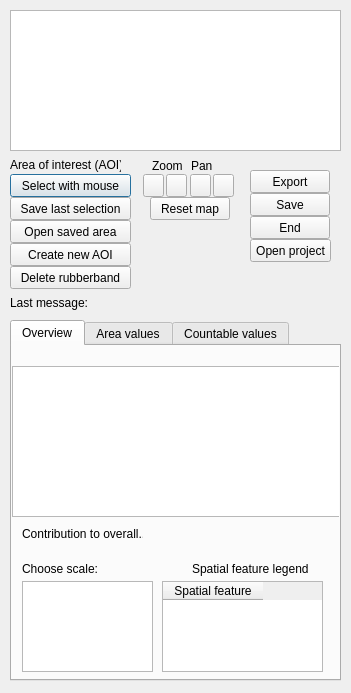
csiro-chris-m/marine_values, file marine_values_dialog_base.ui: the form before one commit.
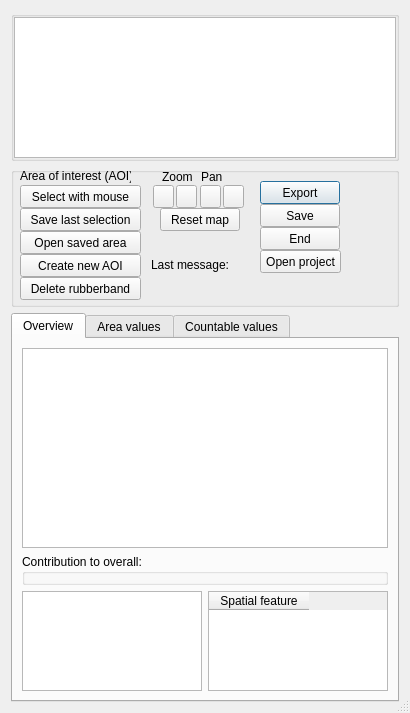
The form after the commit. Custom widgets are drawn as their Qt base class.

Commit message: Plugin window sizing auto resizes elements. Moved db to project dir

Patch:
```diff
--- a/marine_values_dialog_base.ui
+++ b/marine_values_dialog_base.ui
@@ -6,8 +6,8 @@
    <rect>
     <x>0</x>
     <y>0</y>
-    <width>351</width>
-    <height>693</height>
+    <width>410</width>
+    <height>713</height>
    </rect>
   </property>
   <property name="windowTitle">
@@ -17,29 +17,43 @@
    <bool>false</bool>
   </property>
   <property name="sizeGripEnabled">
+   <bool>true</bool>
+  </property>
+  <layout class="QGridLayout" name="gridLayout_4">
+   <item row="1" column="0">
+    <layout class="QGridLayout" name="gridLayout_2">
+     <item row="0" column="0">
+      <widget class="QGroupBox" name="groupBox">
+       <property name="minimumSize">
+        <size>
+         <width>0</width>
+         <height>140</height>
+        </size>
+       </property>
+       <property name="title">
+        <string/>
+       </property>
+       <property name="flat">
    <bool>false</bool>
   </property>
-  <widget class="QLabel" name="error">
+       <widget class="QPushButton" name="pushButtonExport">
    <property name="geometry">
     <rect>
-     <x>112</x>
-     <y>293</y>
-     <width>228</width>
-     <height>20</height>
-    </rect>
-   </property>
-   <property name="styleSheet">
-    <string notr="true"/>
-   </property>
+          <x>249</x>
+          <y>14</y>
+          <width>80</width>
+          <height>23</height>
+         </rect>
+        </property>
    <property name="text">
-    <string/>
+         <string>Export</string>
    </property>
   </widget>
   <widget class="QPushButton" name="endButton">
    <property name="geometry">
     <rect>
-     <x>250</x>
-     <y>216</y>
+          <x>249</x>
+          <y>60</y>
      <width>80</width>
      <height>23</height>
     </rect>
@@ -57,134 +71,24 @@
     <bool>false</bool>
    </property>
   </widget>
-  <widget class="QTableView" name="tableView">
+       <widget class="QPushButton" name="buttonOpenSaved">
    <property name="geometry">
     <rect>
-     <x>10</x>
-     <y>10</y>
-     <width>331</width>
-     <height>141</height>
-    </rect>
-   </property>
-   <property name="sizePolicy">
-    <sizepolicy hsizetype="Fixed" vsizetype="Fixed">
-     <horstretch>0</horstretch>
-     <verstretch>0</verstretch>
-    </sizepolicy>
-   </property>
-   <property name="autoScroll">
-    <bool>false</bool>
-   </property>
-   <property name="alternatingRowColors">
-    <bool>false</bool>
-   </property>
-   <property name="selectionMode">
-    <enum>QAbstractItemView::SingleSelection</enum>
-   </property>
-   <property name="selectionBehavior">
-    <enum>QAbstractItemView::SelectRows</enum>
-   </property>
-   <attribute name="horizontalHeaderDefaultSectionSize">
-    <number>100</number>
-   </attribute>
-   <attribute name="horizontalHeaderMinimumSectionSize">
-    <number>37</number>
-   </attribute>
-   <attribute name="horizontalHeaderShowSortIndicator" stdset="0">
-    <bool>false</bool>
-   </attribute>
-   <attribute name="verticalHeaderDefaultSectionSize">
-    <number>18</number>
-   </attribute>
-   <attribute name="verticalHeaderMinimumSectionSize">
-    <number>18</number>
-   </attribute>
-  </widget>
-  <widget class="QPushButton" name="saveProject">
-   <property name="geometry">
-    <rect>
-     <x>250</x>
-     <y>193</y>
-     <width>80</width>
-     <height>23</height>
-    </rect>
-   </property>
-   <property name="toolTip">
-    <string>Save project</string>
-   </property>
-   <property name="text">
-    <string>Save</string>
-   </property>
-   <property name="autoDefault">
-    <bool>false</bool>
-   </property>
-  </widget>
-  <widget class="QLabel" name="label">
-   <property name="geometry">
-    <rect>
-     <x>10</x>
-     <y>295</y>
-     <width>101</width>
-     <height>16</height>
-    </rect>
-   </property>
-   <property name="text">
-    <string>Last message:</string>
-   </property>
-  </widget>
-  <widget class="QPushButton" name="rubberband">
-   <property name="geometry">
-    <rect>
-     <x>10</x>
-     <y>174</y>
+          <x>9</x>
+          <y>64</y>
      <width>121</width>
      <height>23</height>
     </rect>
    </property>
-   <property name="toolTip">
-    <string>Select region of interest. Left click for new point. Right click to end.</string>
-   </property>
    <property name="text">
-    <string>Select with mouse</string>
-   </property>
-  </widget>
-  <widget class="QPushButton" name="pushButtonPan">
-   <property name="geometry">
-    <rect>
-     <x>190</x>
-     <y>174</y>
-     <width>21</width>
-     <height>23</height>
-    </rect>
-   </property>
-   <property name="toolTip">
-    <string>Pan</string>
-   </property>
-   <property name="text">
-    <string/>
-   </property>
-  </widget>
-  <widget class="QPushButton" name="pushButtonZoomPlus">
-   <property name="geometry">
-    <rect>
-     <x>143</x>
-     <y>174</y>
-     <width>21</width>
-     <height>23</height>
-    </rect>
-   </property>
-   <property name="toolTip">
-    <string>Zoom in</string>
-   </property>
-   <property name="text">
-    <string/>
+         <string>Open saved area</string>
    </property>
   </widget>
   <widget class="QPushButton" name="pushButtonZoomMinus">
    <property name="geometry">
     <rect>
-     <x>166</x>
-     <y>174</y>
+          <x>165</x>
+          <y>18</y>
      <width>21</width>
      <height>23</height>
     </rect>
@@ -196,50 +100,11 @@
     <string/>
    </property>
   </widget>
-  <widget class="QPushButton" name="pushButtonExport">
-   <property name="geometry">
-    <rect>
-     <x>250</x>
-     <y>170</y>
-     <width>80</width>
-     <height>23</height>
-    </rect>
-   </property>
-   <property name="text">
-    <string>Export</string>
-   </property>
-  </widget>
-  <widget class="QPushButton" name="pushButtonOrigExtent">
-   <property name="geometry">
-    <rect>
-     <x>150</x>
-     <y>197</y>
-     <width>80</width>
-     <height>23</height>
-    </rect>
-   </property>
-   <property name="text">
-    <string>Reset map</string>
-   </property>
-  </widget>
-  <widget class="QLabel" name="label_4">
-   <property name="geometry">
-    <rect>
-     <x>191</x>
-     <y>158</y>
-     <width>21</width>
-     <height>16</height>
-    </rect>
-   </property>
-   <property name="text">
-    <string>Pan</string>
-   </property>
-  </widget>
   <widget class="QLabel" name="label_5">
    <property name="geometry">
     <rect>
-     <x>152</x>
-     <y>158</y>
+          <x>151</x>
+          <y>2</y>
      <width>31</width>
      <height>16</height>
     </rect>
@@ -248,27 +113,11 @@
     <string>Zoom</string>
    </property>
   </widget>
-  <widget class="QPushButton" name="pushButtonSaveSel">
-   <property name="geometry">
-    <rect>
-     <x>10</x>
-     <y>197</y>
-     <width>121</width>
-     <height>23</height>
-    </rect>
-   </property>
-   <property name="toolTip">
-    <string>Save last created area of interest to database.</string>
-   </property>
-   <property name="text">
-    <string>Save last selection</string>
-   </property>
-  </widget>
   <widget class="QLabel" name="label_6">
    <property name="geometry">
     <rect>
-     <x>10</x>
-     <y>157</y>
+          <x>9</x>
+          <y>1</y>
      <width>111</width>
      <height>16</height>
     </rect>
@@ -277,37 +126,24 @@
     <string>Area of interest (AOI)</string>
    </property>
   </widget>
-  <widget class="QPushButton" name="buttonOpenSaved">
+       <widget class="QPushButton" name="pushButtonOrigExtent">
    <property name="geometry">
     <rect>
-     <x>10</x>
-     <y>220</y>
-     <width>121</width>
+          <x>149</x>
+          <y>41</y>
+          <width>80</width>
      <height>23</height>
     </rect>
    </property>
    <property name="text">
-    <string>Open saved area</string>
-   </property>
-  </widget>
-  <widget class="QPushButton" name="buttonCreateNewSOI">
-   <property name="geometry">
-    <rect>
-     <x>10</x>
-     <y>243</y>
-     <width>121</width>
-     <height>23</height>
-    </rect>
-   </property>
-   <property name="text">
-    <string>Create new AOI</string>
+         <string>Reset map</string>
    </property>
   </widget>
   <widget class="QPushButton" name="openProj">
    <property name="geometry">
     <rect>
-     <x>250</x>
-     <y>239</y>
+          <x>249</x>
+          <y>83</y>
      <width>81</width>
      <height>23</height>
     </rect>
@@ -316,11 +152,59 @@
     <string>Open project</string>
    </property>
   </widget>
+       <widget class="QPushButton" name="pushButtonZoomPlus">
+        <property name="geometry">
+         <rect>
+          <x>142</x>
+          <y>18</y>
+          <width>21</width>
+          <height>23</height>
+         </rect>
+        </property>
+        <property name="toolTip">
+         <string>Zoom in</string>
+        </property>
+        <property name="text">
+         <string/>
+        </property>
+       </widget>
+       <widget class="QPushButton" name="buttonCreateNewSOI">
+        <property name="geometry">
+         <rect>
+          <x>9</x>
+          <y>87</y>
+          <width>121</width>
+          <height>23</height>
+         </rect>
+        </property>
+        <property name="text">
+         <string>Create new AOI</string>
+        </property>
+       </widget>
+       <widget class="QPushButton" name="saveProject">
+        <property name="geometry">
+         <rect>
+          <x>249</x>
+          <y>37</y>
+          <width>80</width>
+          <height>23</height>
+         </rect>
+        </property>
+        <property name="toolTip">
+         <string>Save project</string>
+        </property>
+        <property name="text">
+         <string>Save</string>
+        </property>
+        <property name="autoDefault">
+         <bool>false</bool>
+        </property>
+       </widget>
   <widget class="QPushButton" name="delRubber">
    <property name="geometry">
     <rect>
-     <x>10</x>
-     <y>266</y>
+          <x>9</x>
+          <y>110</y>
      <width>121</width>
      <height>23</height>
     </rect>
@@ -329,11 +213,56 @@
     <string>Delete rubberband</string>
    </property>
   </widget>
+       <widget class="QLabel" name="label_4">
+        <property name="geometry">
+         <rect>
+          <x>190</x>
+          <y>2</y>
+          <width>21</width>
+          <height>16</height>
+         </rect>
+        </property>
+        <property name="text">
+         <string>Pan</string>
+        </property>
+       </widget>
+       <widget class="QPushButton" name="pushButtonSaveSel">
+        <property name="geometry">
+         <rect>
+          <x>9</x>
+          <y>41</y>
+          <width>121</width>
+          <height>23</height>
+         </rect>
+        </property>
+        <property name="toolTip">
+         <string>Save last created area of interest to database.</string>
+        </property>
+        <property name="text">
+         <string>Save last selection</string>
+        </property>
+       </widget>
+       <widget class="QPushButton" name="rubberband">
+        <property name="geometry">
+         <rect>
+          <x>9</x>
+          <y>18</y>
+          <width>121</width>
+          <height>23</height>
+         </rect>
+        </property>
+        <property name="toolTip">
+         <string>Select region of interest. Left click for new point. Right click to end.</string>
+        </property>
+        <property name="text">
+         <string>Select with mouse</string>
+        </property>
+       </widget>
   <widget class="QPushButton" name="btnInfo2">
    <property name="geometry">
     <rect>
-     <x>213</x>
-     <y>174</y>
+          <x>212</x>
+          <y>18</y>
      <width>21</width>
      <height>23</height>
     </rect>
@@ -342,15 +271,176 @@
     <string/>
    </property>
   </widget>
+       <widget class="QPushButton" name="pushButtonPan">
+        <property name="geometry">
+         <rect>
+          <x>189</x>
+          <y>18</y>
+          <width>21</width>
+          <height>23</height>
+         </rect>
+        </property>
+        <property name="toolTip">
+         <string>Pan</string>
+        </property>
+        <property name="text">
+         <string/>
+        </property>
+       </widget>
+       <widget class="QLabel" name="label">
+        <property name="geometry">
+         <rect>
+          <x>140</x>
+          <y>90</y>
+          <width>101</width>
+          <height>16</height>
+         </rect>
+        </property>
+        <property name="text">
+         <string>Last message:</string>
+        </property>
+       </widget>
+       <widget class="QLabel" name="error">
+        <property name="geometry">
+         <rect>
+          <x>140</x>
+          <y>110</y>
+          <width>228</width>
+          <height>20</height>
+         </rect>
+        </property>
+        <property name="styleSheet">
+         <string notr="true"/>
+        </property>
+        <property name="text">
+         <string/>
+        </property>
+       </widget>
+       <zorder>pushButtonExport</zorder>
+       <zorder>endButton</zorder>
+       <zorder>buttonOpenSaved</zorder>
+       <zorder>pushButtonZoomMinus</zorder>
+       <zorder>label_5</zorder>
+       <zorder>label_6</zorder>
+       <zorder>pushButtonOrigExtent</zorder>
+       <zorder>openProj</zorder>
+       <zorder>pushButtonZoomPlus</zorder>
+       <zorder>buttonCreateNewSOI</zorder>
+       <zorder>saveProject</zorder>
+       <zorder>delRubber</zorder>
+       <zorder>label_4</zorder>
+       <zorder>pushButtonSaveSel</zorder>
+       <zorder>rubberband</zorder>
+       <zorder>btnInfo2</zorder>
+       <zorder>pushButtonPan</zorder>
+       <zorder>label</zorder>
+       <zorder>error</zorder>
+       <zorder>tableView</zorder>
+      </widget>
+     </item>
+    </layout>
+   </item>
+   <item row="0" column="0">
+    <layout class="QGridLayout" name="gridLayout">
+     <property name="sizeConstraint">
+      <enum>QLayout::SetFixedSize</enum>
+     </property>
+     <property name="verticalSpacing">
+      <number>6</number>
+     </property>
+     <item row="0" column="0">
+      <widget class="QGroupBox" name="groupBox_3">
+       <property name="enabled">
+        <bool>true</bool>
+       </property>
+       <property name="minimumSize">
+        <size>
+         <width>0</width>
+         <height>0</height>
+        </size>
+       </property>
+       <property name="maximumSize">
+        <size>
+         <width>16777215</width>
+         <height>150</height>
+        </size>
+       </property>
+       <property name="styleSheet">
+        <string notr="true"/>
+       </property>
+       <property name="title">
+        <string/>
+       </property>
+       <property name="flat">
+        <bool>false</bool>
+       </property>
+       <layout class="QGridLayout" name="gridLayout_16">
+        <property name="leftMargin">
+         <number>0</number>
+        </property>
+        <property name="topMargin">
+         <number>0</number>
+        </property>
+        <property name="rightMargin">
+         <number>0</number>
+        </property>
+        <property name="bottomMargin">
+         <number>0</number>
+        </property>
+        <item row="0" column="0">
+         <widget class="QTableView" name="tableView">
+          <property name="sizePolicy">
+           <sizepolicy hsizetype="Expanding" vsizetype="Fixed">
+            <horstretch>0</horstretch>
+            <verstretch>0</verstretch>
+           </sizepolicy>
+          </property>
+          <property name="maximumSize">
+           <size>
+            <width>16777215</width>
+            <height>16777215</height>
+           </size>
+          </property>
+          <property name="autoScroll">
+           <bool>false</bool>
+          </property>
+          <property name="alternatingRowColors">
+           <bool>false</bool>
+          </property>
+          <property name="selectionMode">
+           <enum>QAbstractItemView::SingleSelection</enum>
+          </property>
+          <property name="selectionBehavior">
+           <enum>QAbstractItemView::SelectRows</enum>
+          </property>
+          <attribute name="horizontalHeaderDefaultSectionSize">
+           <number>100</number>
+          </attribute>
+          <attribute name="horizontalHeaderMinimumSectionSize">
+           <number>37</number>
+          </attribute>
+          <attribute name="horizontalHeaderShowSortIndicator" stdset="0">
+           <bool>false</bool>
+          </attribute>
+          <attribute name="verticalHeaderDefaultSectionSize">
+           <number>18</number>
+          </attribute>
+          <attribute name="verticalHeaderMinimumSectionSize">
+           <number>18</number>
+          </attribute>
+         </widget>
+        </item>
+       </layout>
+       <zorder>tableView</zorder>
+       <zorder>tableView</zorder>
+      </widget>
+     </item>
+    </layout>
+   </item>
+   <item row="2" column="0">
+    <layout class="QGridLayout" name="gridLayout_3">
+     <item row="0" column="0">
   <widget class="QTabWidget" name="tabWidget">
-   <property name="geometry">
-    <rect>
-     <x>10</x>
-     <y>320</y>
-     <width>331</width>
-     <height>361</height>
-    </rect>
-   </property>
    <property name="currentIndex">
     <number>0</number>
    </property>
@@ -358,15 +448,11 @@
     <attribute name="title">
      <string>Overview</string>
     </attribute>
+        <layout class="QGridLayout" name="gridLayout_15">
+         <item row="0" column="0">
+          <layout class="QGridLayout" name="gridLayout_12">
+           <item row="0" column="0">
     <widget class="PlotWidget" name="graphicsView">
-     <property name="geometry">
-      <rect>
-       <x>0</x>
-       <y>20</y>
-       <width>331</width>
-       <height>151</height>
-      </rect>
-     </property>
      <property name="autoFillBackground">
       <bool>true</bool>
      </property>
@@ -380,75 +466,62 @@
       </brush>
      </property>
     </widget>
-    <widget class="QListWidget" name="listWidgetScaleNames">
-     <property name="geometry">
-      <rect>
-       <x>10</x>
-       <y>235</y>
-       <width>131</width>
-       <height>91</height>
-      </rect>
-     </property>
-    </widget>
-    <widget class="QLabel" name="label_3">
-     <property name="geometry">
-      <rect>
-       <x>10</x>
-       <y>215</y>
-       <width>81</width>
-       <height>16</height>
-      </rect>
-     </property>
-     <property name="text">
-      <string>Choose scale:</string>
-     </property>
-    </widget>
-    <widget class="QLabel" name="label_7">
+           </item>
+          </layout>
+         </item>
+         <item row="1" column="0">
+          <layout class="QGridLayout" name="gridLayout_13">
+           <item row="0" column="0">
+            <widget class="QGroupBox" name="groupBox_2">
+             <property name="minimumSize">
+              <size>
+               <width>0</width>
+               <height>30</height>
+              </size>
+             </property>
+             <property name="title">
+              <string>Contribution to overall:</string>
+             </property>
+             <property name="flat">
+              <bool>false</bool>
+             </property>
+             <widget class="QLabel" name="lblFoosec">
      <property name="geometry">
       <rect>
-       <x>180</x>
-       <y>215</y>
-       <width>131</width>
+                <x>215</x>
+                <y>14</y>
+                <width>90</width>
        <height>16</height>
       </rect>
      </property>
-     <property name="text">
-      <string>Spatial feature legend</string>
-     </property>
-    </widget>
-    <widget class="QTableWidget" name="tableWidgetSpatialFeature">
-     <property name="geometry">
-      <rect>
-       <x>150</x>
-       <y>235</y>
-       <width>161</width>
-       <height>91</height>
-      </rect>
-     </property>
-     <column>
+              <property name="styleSheet">
+               <string notr="true">color: rgb(165, 165, 165);</string>
+              </property>
       <property name="text">
-       <string>Spatial feature</string>
-      </property>
-     </column>
-    </widget>
-    <widget class="QLabel" name="label_8">
+               <string/>
+              </property>
+             </widget>
+             <widget class="QLabel" name="lblInc">
      <property name="geometry">
       <rect>
-       <x>10</x>
-       <y>180</y>
-       <width>121</width>
+                <x>109</x>
+                <y>14</y>
+                <width>90</width>
        <height>16</height>
       </rect>
      </property>
+              <property name="styleSheet">
+               <string notr="true">color: rgb(229, 142, 76);</string>
+              </property>
      <property name="text">
-      <string>Contribution to overall...</string>
+               <string/>
      </property>
     </widget>
     <widget class="QLabel" name="lblWell">
      <property name="geometry">
       <rect>
-       <x>10</x>
-       <y>195</y>
+                <x>5</x>
+                <y>14</y>
        <width>90</width>
        <height>16</height>
       </rect>
@@ -551,54 +624,52 @@
       <string/>
      </property>
     </widget>
-    <widget class="QLabel" name="lblInc">
-     <property name="geometry">
-      <rect>
-       <x>114</x>
-       <y>195</y>
-       <width>90</width>
-       <height>16</height>
-      </rect>
-     </property>
-     <property name="styleSheet">
-      <string notr="true">color: rgb(229, 142, 76);</string>
-     </property>
-     <property name="text">
-      <string/>
-     </property>
-    </widget>
-    <widget class="QLabel" name="lblFoosec">
-     <property name="geometry">
-      <rect>
-       <x>220</x>
-       <y>195</y>
-       <width>90</width>
-       <height>16</height>
-      </rect>
-     </property>
-     <property name="styleSheet">
-      <string notr="true">color: rgb(165, 165, 165);</string>
-     </property>
+            </widget>
+           </item>
+          </layout>
+         </item>
+         <item row="2" column="0">
+          <layout class="QGridLayout" name="gridLayout_14">
+           <item row="0" column="0">
+            <widget class="QListWidget" name="listWidgetScaleNames">
+             <property name="maximumSize">
+              <size>
+               <width>16777215</width>
+               <height>100</height>
+              </size>
+             </property>
+            </widget>
+           </item>
+           <item row="0" column="1">
+            <widget class="QTableWidget" name="tableWidgetSpatialFeature">
+             <property name="maximumSize">
+              <size>
+               <width>16777215</width>
+               <height>100</height>
+              </size>
+             </property>
+             <column>
      <property name="text">
-      <string/>
-     </property>
-    </widget>
+               <string>Spatial feature</string>
+              </property>
+             </column>
+            </widget>
+           </item>
+          </layout>
+         </item>
+        </layout>
    </widget>
    <widget class="QWidget" name="tab">
     <attribute name="title">
      <string>Area values</string>
     </attribute>
+        <layout class="QGridLayout" name="gridLayout_9">
+         <item row="0" column="0">
+          <layout class="QGridLayout" name="gridLayout_8">
+           <item row="0" column="0">
     <widget class="QTableWidget" name="tableWidgetDetail">
-     <property name="geometry">
-      <rect>
-       <x>8</x>
-       <y>36</y>
-       <width>310</width>
-       <height>291</height>
-      </rect>
-     </property>
      <property name="sizePolicy">
-      <sizepolicy hsizetype="Minimum" vsizetype="Fixed">
+              <sizepolicy hsizetype="Expanding" vsizetype="Expanding">
        <horstretch>0</horstretch>
        <verstretch>0</verstretch>
       </sizepolicy>
@@ -672,62 +743,20 @@
       </property>
      </column>
     </widget>
-    <widget class="QPushButton" name="flyout">
-     <property name="geometry">
-      <rect>
-       <x>200</x>
-       <y>10</y>
-       <width>51</width>
-       <height>20</height>
-      </rect>
-     </property>
-     <property name="text">
-      <string>flyout</string>
-     </property>
-    </widget>
-    <widget class="QPushButton" name="butArea1Vis">
-     <property name="enabled">
-      <bool>false</bool>
-     </property>
-     <property name="geometry">
-      <rect>
-       <x>255</x>
-       <y>10</y>
-       <width>61</width>
-       <height>20</height>
-      </rect>
-     </property>
-     <property name="text">
-      <string>hide</string>
-     </property>
-    </widget>
-    <widget class="QLabel" name="label_2">
-     <property name="geometry">
-      <rect>
-       <x>10</x>
-       <y>10</y>
-       <width>151</width>
-       <height>16</height>
-      </rect>
-     </property>
-     <property name="text">
-      <string>Features with area calculation</string>
-     </property>
-    </widget>
+           </item>
+          </layout>
+         </item>
+        </layout>
    </widget>
    <widget class="QWidget" name="tab_2">
     <attribute name="title">
      <string>Countable values</string>
     </attribute>
+        <layout class="QGridLayout" name="gridLayout_11">
+         <item row="0" column="0">
+          <layout class="QGridLayout" name="gridLayout_10">
+           <item row="0" column="0">
     <widget class="QTableWidget" name="tableWidgetDetailCounts">
-     <property name="geometry">
-      <rect>
-       <x>10</x>
-       <y>36</y>
-       <width>301</width>
-       <height>291</height>
-      </rect>
-     </property>
      <property name="minimumSize">
       <size>
        <width>0</width>
@@ -750,24 +779,16 @@
       </property>
      </column>
     </widget>
-    <widget class="QPushButton" name="butArea2Vis">
-     <property name="enabled">
-      <bool>false</bool>
-     </property>
-     <property name="geometry">
-      <rect>
-       <x>250</x>
-       <y>10</y>
-       <width>61</width>
-       <height>20</height>
-      </rect>
-     </property>
-     <property name="text">
-      <string>hide</string>
-     </property>
-    </widget>
-   </widget>
-  </widget>
+           </item>
+          </layout>
+         </item>
+        </layout>
+       </widget>
+      </widget>
+     </item>
+    </layout>
+   </item>
+  </layout>
  </widget>
  <customwidgets>
   <customwidget>
```
Lines whose indentation alone changed are shown as unchanged. The commit also changes 4 other files.
